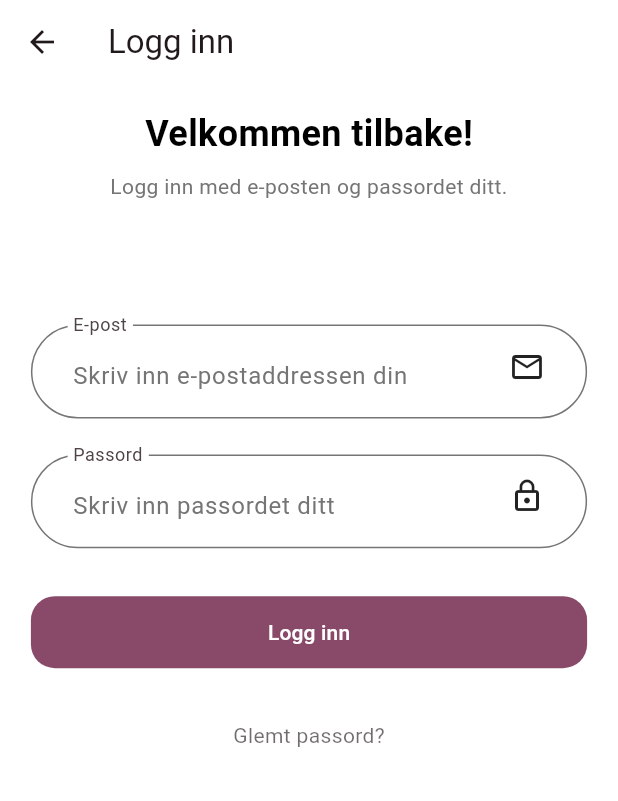
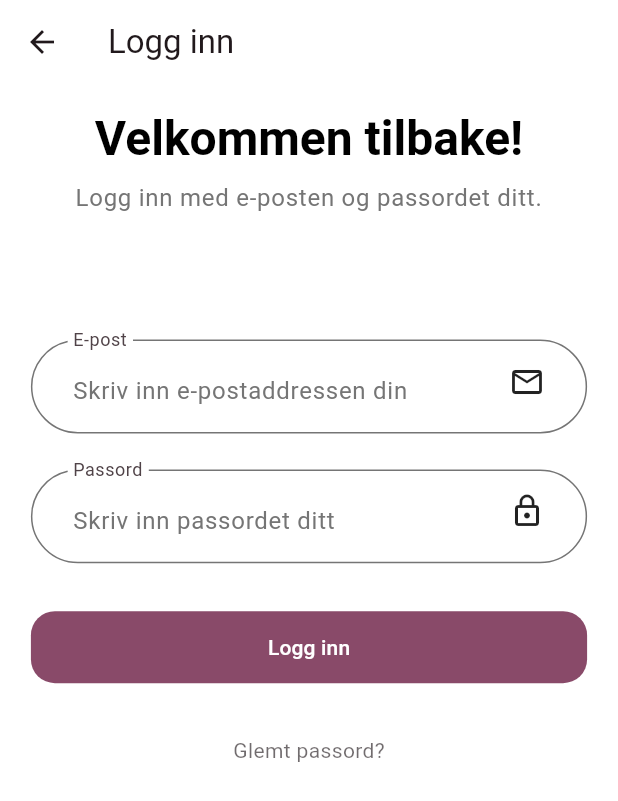
Before and after one commit to bassepeder/evo-app, a Flutter app: the screen it shows after launch, after a tap on "LOGG INN", on a phone screen of 412 x 824 dp. Shown: the top 801 px of the screen. Run offline on Flutter 3.47's test engine with Material 3 defaults, Android fonts, the phone set to English and light mode, and no system bars; our stand-ins replace dio, flutter_riverpod, freezed_annotation; missing offline and left inert: slang; generated files the repository leaves out were written again.

Commit message:
Improve text style

```diff
--- a/lib/features/auth/views/sign_in_screen.dart
+++ b/lib/features/auth/views/sign_in_screen.dart
@@ -54,17 +54,18 @@ class SignInScreen extends ConsumerWidget {
               const SizedBox(height: 16),
               Text(
                 t.signInScreen.header,
-                style: TextStyle(
-                  color: Colors.black,
-                  fontSize: 24,
-                  fontWeight: FontWeight.bold,
-                ),
+                style: Theme.of(context).textTheme.headlineLarge!.copyWith(
+                      color: Colors.black,
+                      fontWeight: FontWeight.bold,
+                    ),
               ),
               const SizedBox(height: 8),
               Text(
                 t.signInScreen.subtitle,
                 textAlign: TextAlign.center,
-                style: TextStyle(color: Color(0xFF757575)),
+                style: Theme.of(context).textTheme.bodyLarge!.copyWith(
+                      color: Color(0xFF757575),
+                    ),
               ),
               Expanded(
                 child: SingleChildScrollView(
@@ -89,8 +90,7 @@ class SignInScreen extends ConsumerWidget {
                         label: t.signInScreen.forgotPassword,
                       ),
                       /*
-                      //SizedBox(height: screenHeight * 0.075),
-                      SizedBox(height: screenHeight * 0.3),
+                      SizedBox(height: screenHeight * 0.075),
                       Image.asset(
                         'assets/images/logo.png',
                         width: 100,
```
